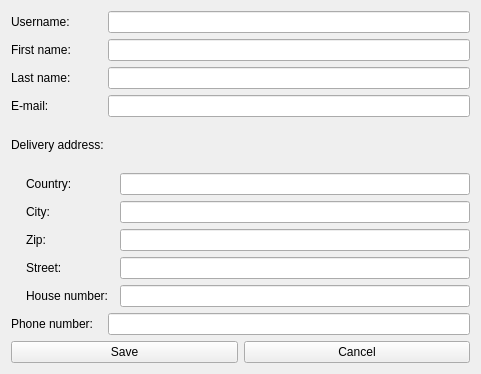
NVKShop/nvk-client, file frontend/ui/usersettingswindow.ui: the form before one commit.
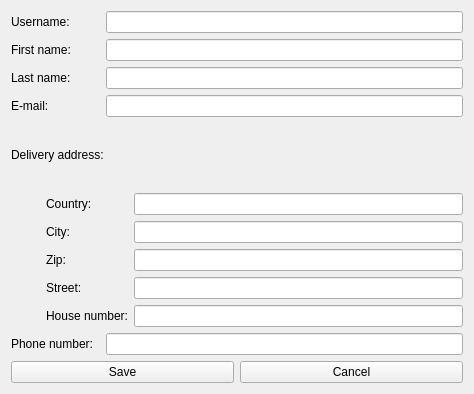
The form after the commit.

```diff
--- a/frontend/ui/usersettingswindow.ui
+++ b/frontend/ui/usersettingswindow.ui
@@ -6,14 +6,14 @@
    <rect>
     <x>0</x>
     <y>0</y>
-    <width>481</width>
-    <height>374</height>
+    <width>474</width>
+    <height>394</height>
    </rect>
   </property>
   <property name="windowTitle">
    <string>Settings</string>
   </property>
-  <layout class="QGridLayout" name="gridLayout">
+  <layout class="QGridLayout" name="gridLayout" rowstretch="1,1,1,1,6,1,1">
    <item row="0" column="0" colspan="2">
     <layout class="QHBoxLayout" name="horizontalLayout" stretch="1,4">
      <item>
@@ -75,7 +75,7 @@
     </layout>
    </item>
    <item row="4" column="0" colspan="2">
-    <layout class="QVBoxLayout" name="verticalLayout" stretch="1,4,4,4,4,4">
+    <layout class="QVBoxLayout" name="verticalLayout" stretch="1,5,5,5,5,5">
      <item>
       <widget class="QLabel" name="label_3">
        <property name="text">
@@ -86,7 +86,7 @@
      <item>
       <layout class="QHBoxLayout" name="horizontalLayout_5" stretch="1,4">
        <property name="leftMargin">
-        <number>15</number>
+        <number>35</number>
        </property>
        <item>
         <widget class="QLabel" name="label_9">
@@ -103,7 +103,7 @@
      <item>
       <layout class="QHBoxLayout" name="horizontalLayout_6" stretch="1,4">
        <property name="leftMargin">
-        <number>15</number>
+        <number>35</number>
        </property>
        <item>
         <widget class="QLabel" name="label_7">
@@ -120,7 +120,7 @@
      <item>
       <layout class="QHBoxLayout" name="horizontalLayout_7" stretch="1,4">
        <property name="leftMargin">
-        <number>15</number>
+        <number>35</number>
        </property>
        <item>
         <widget class="QLabel" name="label_8">
@@ -137,7 +137,7 @@
      <item>
       <layout class="QHBoxLayout" name="horizontalLayout_8" stretch="1,4">
        <property name="leftMargin">
-        <number>15</number>
+        <number>35</number>
        </property>
        <item>
         <widget class="QLabel" name="label_10">
@@ -154,7 +154,7 @@
      <item>
       <layout class="QHBoxLayout" name="horizontalLayout_9" stretch="1,4">
        <property name="leftMargin">
-        <number>15</number>
+        <number>35</number>
        </property>
        <item>
         <widget class="QLabel" name="label_11">
```
